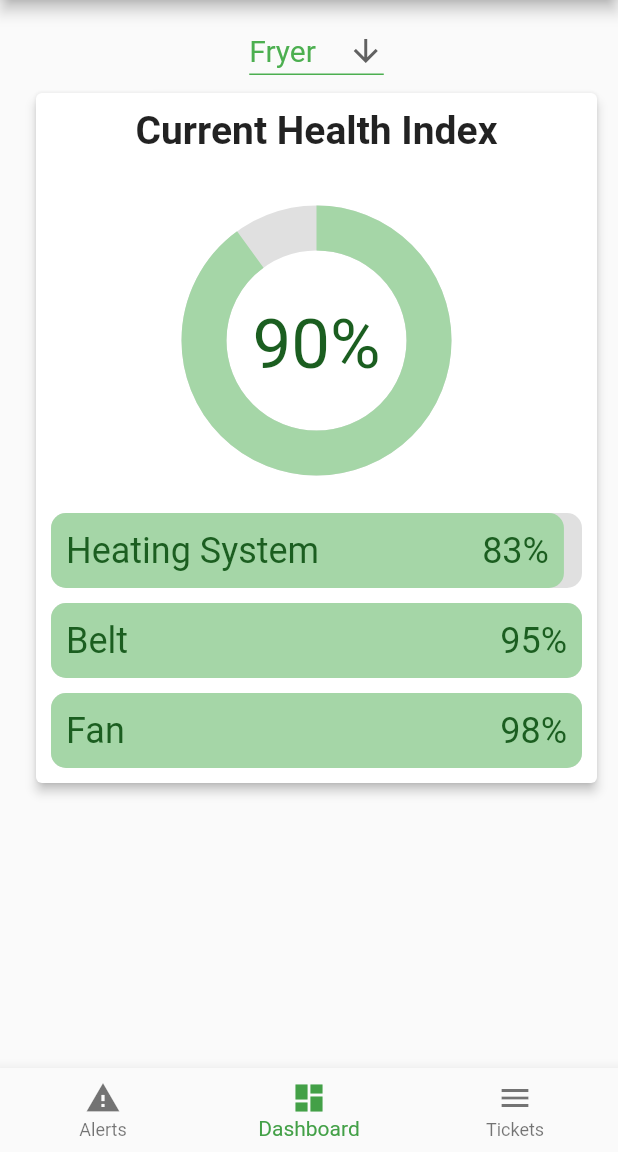
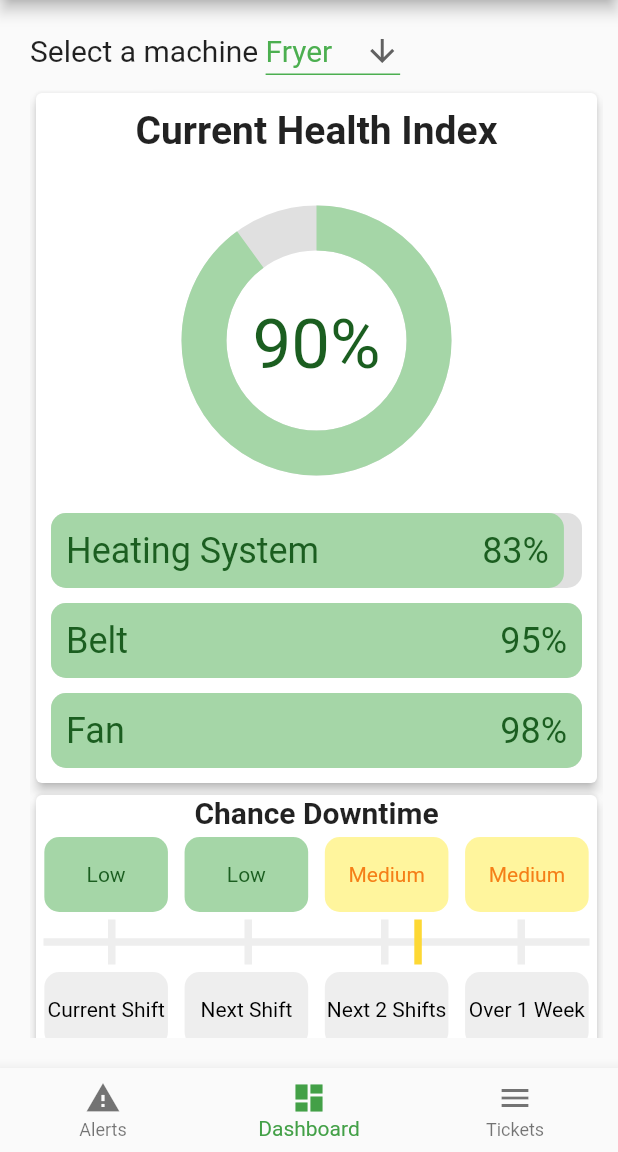
Before and after one commit to teruya-gustavo/flutter_caselet, a Flutter app: the screen it shows after launch, item 2 of the bottom bar chosen, on a phone screen of 412 x 824 dp, the part 84-1236 px from its top. Run offline on Flutter 3.47's test engine with Material 2 defaults, Android fonts, the light colour scheme and no system bars; our stand-ins replace flutter_slidable.

Commit message:
feat: ticket page

```diff
--- a/data/tickets_data.json
+++ b/data/tickets_data.json
@@ -1,22 +1,23 @@
-[{
+[
+  {
     "title": "Drive Sensor Alert",
     "id": 18973,
     "alert_id": 46538,
-    "picture": "dummy_data/images/machine_pic_1.jpg",
+    "picture": "data/images/machine_pic_1.jpg",
     "description": "Optical sensor lens getting fogged, schedule deep cleaning."
-},
-{
+  },
+  {
     "title": "Parts replacement",
     "id": 93661,
     "alert_id": 89362,
-    "picture": "dummy_data/images/machine_pic_2.jpg",
+    "picture": "data/images/machine_pic_2.jpg",
     "description": "Part #68B need replacement soon. Place order and schedule replacement."
-},
-{
+  },
+  {
     "title": "Salt replacement",
     "id": 28745,
     "alert_id": 85739,
-    "picture": "dummy_data/images/machine_pic_3.jpg",
+    "picture": "data/images/machine_pic_3.jpg",
     "description": "Cleaner salt below threshold, schedule refill and maintenance."
-}
+  }
 ]
--- a/lib/alert_card.dart
+++ b/lib/alert_card.dart
@@ -14,8 +14,9 @@ class AlertCard extends StatefulWidget {
 class AlertCardState extends State<AlertCard> {
   bool done = false;
 
+  AlertCardState();
+
   void doNothing(BuildContext context) {
-    //TODO: create ticket route and make this function navigate to it.
     throw UnimplementedError();
   }
 
--- a/lib/alerts_list.dart
+++ b/lib/alerts_list.dart
@@ -39,7 +39,11 @@ class AlertsListState extends State<AlertsList> {
   Widget build(BuildContext context) {
     return Column(
       children: [
-        ...alertData.map((alert) => AlertCard(alert)).toList(),
+        ...alertData
+            .map(
+              (alert) => AlertCard(alert),
+            )
+            .toList(),
       ],
     );
   }
--- /dev/null
+++ b/lib/change_downtime_card.dart
@@ -0,0 +1,57 @@
+import 'package:flutter/material.dart';
+import 'package:flutter_caselet/downtime_meter.dart';
+import 'package:flutter_caselet/labeled_box.dart';
+
+class ChanceDowntimeCard extends StatelessWidget {
+  final double chanceDowntime;
+  const ChanceDowntimeCard(this.chanceDowntime, {super.key});
+
+  @override
+  Widget build(BuildContext context) {
+    return Card(
+      elevation: 3,
+      child: Column(
+        mainAxisAlignment: MainAxisAlignment.center,
+        children: [
+          const Text(
+            "Chance Downtime",
+            style: TextStyle(
+              fontSize: 20,
+              fontWeight: FontWeight.bold,
+            ),
+          ),
+          Padding(
+            padding: const EdgeInsets.fromLTRB(0, 5, 0, 5),
+            child: Flex(
+              direction: Axis.horizontal,
+              mainAxisAlignment: MainAxisAlignment.spaceAround,
+              children: [
+                LabeledBox(Colors.green[200], Colors.green[900], "Low"),
+                LabeledBox(Colors.green[200], Colors.green[900], "Low"),
+                LabeledBox(Colors.yellow[200], Colors.yellow[900], "Medium"),
+                LabeledBox(Colors.yellow[200], Colors.yellow[900], "Medium"),
+              ],
+            ),
+          ),
+          Padding(
+            padding: const EdgeInsets.fromLTRB(5, 0, 5, 0),
+            child: DowntimeMeter(chanceDowntime),
+          ),
+          Padding(
+            padding: const EdgeInsets.fromLTRB(0, 5, 0, 5),
+            child: Flex(
+              direction: Axis.horizontal,
+              mainAxisAlignment: MainAxisAlignment.spaceAround,
+              children: [
+                LabeledBox(Colors.grey[200], Colors.black, "Current Shift"),
+                LabeledBox(Colors.grey[200], Colors.black, "Next Shift"),
+                LabeledBox(Colors.grey[200], Colors.black, "Next 2 Shifts"),
+                LabeledBox(Colors.grey[200], Colors.black, "Over 1 Week"),
+              ],
+            ),
+          )
+        ],
+      ),
+    );
+  }
+}
--- /dev/null
+++ b/lib/downtime_meter.dart
@@ -0,0 +1,42 @@
+import 'package:flutter/material.dart';
+import 'package:flutter_caselet/downtime_meter_gauge_placeholder.dart';
+
+class DowntimeMeter extends StatelessWidget {
+  final double chanceDowntime;
+
+  const DowntimeMeter(this.chanceDowntime, {super.key});
+
+  Color? getColor(value) {
+    if (value < 0.3) {
+      return Colors.green[400];
+    }
+
+    if (value >= 0.3 && value <= 0.6) {
+      return Colors.yellow[600];
+    }
+
+    return Colors.red[400];
+  }
+
+  @override
+  Widget build(BuildContext context) {
+    return Stack(children: [
+      const DowntimeMeterGaugePlaceholder(),
+      Row(
+        children: [
+          Container(
+              height: 30,
+              width: (MediaQuery.of(context).size.width * chanceDowntime),
+              decoration: const BoxDecoration(color: null)),
+          Container(
+            height: 30,
+            width: 5,
+            decoration: BoxDecoration(
+              color: getColor(chanceDowntime),
+            ),
+          ),
+        ],
+      ),
+    ]);
+  }
+}
--- /dev/null
+++ b/lib/downtime_meter_gauge_placeholder.dart
@@ -0,0 +1,40 @@
+import 'package:flutter/material.dart';
+
+class DowntimeMeterGaugePlaceholder extends StatelessWidget {
+  const DowntimeMeterGaugePlaceholder({super.key});
+
+  @override
+  Widget build(BuildContext context) {
+    return Stack(alignment: Alignment.center, children: [
+      Container(
+        height: 5,
+        decoration: BoxDecoration(color: Colors.grey[200]),
+      ),
+      SizedBox(
+        height: 30,
+        child: Flex(
+          direction: Axis.horizontal,
+          mainAxisAlignment: MainAxisAlignment.spaceAround,
+          children: [
+            Container(
+              width: 5,
+              decoration: BoxDecoration(color: Colors.grey[200]),
+            ),
+            Container(
+              width: 5,
+              decoration: BoxDecoration(color: Colors.grey[200]),
+            ),
+            Container(
+              width: 5,
+              decoration: BoxDecoration(color: Colors.grey[200]),
+            ),
+            Container(
+              width: 5,
+              decoration: BoxDecoration(color: Colors.grey[200]),
+            )
+          ],
+        ),
+      ),
+    ]);
+  }
+}
--- /dev/null
+++ b/lib/labeled_box.dart
@@ -0,0 +1,29 @@
+import 'package:flutter/material.dart';
+
+class LabeledBox extends StatelessWidget {
+  final Color? boxColor;
+  final Color? textColor;
+  final String label;
+
+  const LabeledBox(this.boxColor, this.textColor, this.label, {super.key});
+
+  @override
+  Widget build(BuildContext context) {
+    return Container(
+      alignment: Alignment.center,
+      height: 50,
+      decoration: BoxDecoration(
+        color: boxColor,
+        borderRadius: const BorderRadius.all(
+          Radius.circular(10),
+        ),
+      ),
+      width: MediaQuery.of(context).size.width / 100 * 20,
+      child: Text(
+        label,
+        textAlign: TextAlign.center,
+        style: TextStyle(color: textColor),
+      ),
+    );
+  }
+}
--- a/lib/main.dart
+++ b/lib/main.dart
@@ -3,8 +3,6 @@ import 'package:flutter_caselet/pages/alert_page.dart';
 import 'package:flutter_caselet/pages/dashboard_page.dart';
 import 'package:flutter_caselet/navigation_bar.dart' as lib;
 import 'package:flutter_caselet/pages/tickets_page.dart';
-
-import 'navigation_bar.dart';
 
 void main() {
   runApp(const MyApp());
@@ -43,14 +41,19 @@ class _MyHomePageState extends State<MyHomePage> {
     });
   }
 
-  List<Widget> pages = [
-    const AlertPage(),
-    const DashboardPage(),
-    const TicketsPage()
-  ];
+  void handleNavigateToTicketPage() {
+    setState(() {
+      selectedPageIndex = 2;
+    });
+  }
 
   @override
   Widget build(BuildContext context) {
+    List<Widget> pages = const [
+      AlertPage(),
+      DashboardPage(),
+      TicketsPage(),
+    ];
     return Scaffold(
       appBar: AppBar(
         title: Text(widget.title),
@@ -59,8 +62,11 @@ class _MyHomePageState extends State<MyHomePage> {
       body: Padding(
         padding: const EdgeInsets.fromLTRB(20, 10, 10, 20),
         child: Column(
-          mainAxisAlignment: MainAxisAlignment.spaceBetween,
-          children: <Widget>[pages[selectedPageIndex]],
+          children: [
+            Expanded(
+              child: pages[selectedPageIndex],
+            )
+          ],
         ),
       ),
       bottomNavigationBar: lib.NavigationBar(handlePageChange),
--- a/lib/models/Alert.dart
+++ b/lib/models/Alert.dart
@@ -1,7 +1,7 @@
 import 'package:flutter/material.dart';
 
-import '../utils/ColorMapper.dart';
-import '../utils/IconMapper.dart';
+import '../utils/color_mapper.dart';
+import '../utils/icon_mapper.dart';
 
 class Alert {
   final String title;
--- a/lib/navigation_bar.dart
+++ b/lib/navigation_bar.dart
@@ -1,5 +1,3 @@
-import 'dart:ui';
-
 import 'package:flutter/material.dart';
 
 class NavigationBar extends StatefulWidget {
--- a/lib/pages/dashboard_page.dart
+++ b/lib/pages/dashboard_page.dart
@@ -2,6 +2,7 @@ import 'dart:convert';
 
 import 'package:flutter/material.dart';
 import 'package:flutter/services.dart';
+import 'package:flutter_caselet/change_downtime_card.dart';
 import 'package:flutter_caselet/machine_summary_card.dart';
 import 'package:flutter_caselet/models/machine_summary.dart';
 
@@ -40,9 +41,9 @@ class DashboardPageState extends State<DashboardPage> {
     });
   }
 
-  void doNothing(String? machineName) {
-    var machineData =
-        dashboardData.firstWhere((element) => element.name == machineName);
+  void handleSelectedMachine(String? selectedMachineName) {
+    var machineData = dashboardData
+        .firstWhere((element) => element.name == selectedMachineName);
     setState(() {
       selectedMachineData = machineData;
     });
@@ -50,9 +51,20 @@ class DashboardPageState extends State<DashboardPage> {
 
   @override
   Widget build(BuildContext context) {
-    print(dashboardData);
-    return Column(
+    return SingleChildScrollView(
+      controller: ScrollController(),
+      scrollDirection: Axis.vertical,
+      child: Column(
         children: [
+          Row(
+            children: [
+              const Padding(
+                padding: EdgeInsets.fromLTRB(0, 0, 5, 0),
+                child: Text(
+                  "Select a machine",
+                  style: TextStyle(fontSize: 20),
+                ),
+              ),
               DropdownButton(
                 value: selectedMachineData?.name,
                 icon: const Icon(Icons.arrow_downward),
@@ -62,19 +74,27 @@ class DashboardPageState extends State<DashboardPage> {
                   height: 1,
                   color: Colors.green,
                 ),
-            items: dashboardData.map<DropdownMenuItem<String>>((x) {
+                items: dashboardData.map<DropdownMenuItem<String>>(
+                  (machineData) {
                     return DropdownMenuItem(
-                value: x.name,
+                      value: machineData.name,
                       child: Text(
-                  x.name,
+                        machineData.name,
                         style: const TextStyle(fontSize: 20),
                       ),
                     );
-            }).toList(),
-            onChanged: doNothing),
+                  },
+                ).toList(),
+                onChanged: handleSelectedMachine,
+              ),
+            ],
+          ),
           if (selectedMachineData != null)
-          MachineSummaryCard(selectedMachineData as MachineSummary),
+            MachineSummaryCard(selectedMachineData!),
+          if (selectedMachineData != null)
+            ChanceDowntimeCard(selectedMachineData!.downtimeChance),
         ],
+      ),
     );
   }
 }
--- a/lib/priority_info.dart
+++ b/lib/priority_info.dart
@@ -1,11 +1,13 @@
 import 'package:flutter/material.dart';
 
 class PriorityInfo extends StatelessWidget {
+  const PriorityInfo({super.key});
+
   @override
   Widget build(BuildContext context) {
-    return Row(
+    return const Row(
       mainAxisAlignment: MainAxisAlignment.spaceBetween,
-      children: const [
+      children: [
         Text(
           'Priority:',
           style: TextStyle(fontWeight: FontWeight.bold, fontSize: 20),
--- a/lib/utils/IconMapper.dart
+++ b/lib/utils/icon_mapper.dart
@@ -18,6 +18,6 @@ class IconMapper {
       return Icons.engineering;
     }
 
-    return Icons.abc;
+    return Icons.ac_unit;
   }
 }
--- a/pubspec.yaml
+++ b/pubspec.yaml
@@ -20,6 +20,7 @@ publish_to: 'none' # Remove this line if you wish to publish to pub.dev
 version: 1.0.0+1
 
 environment:
+  flutter: '3.10.2'
   sdk: '>=2.18.6 <3.0.0'
 
 # Dependencies specify other packages that your package needs in order to work.
@@ -64,6 +65,11 @@ flutter:
   assets:
     - data/alerts_data.json
     - data/dashboard_data.json
+    - data/tickets_data.json
+    - data/images/machine_pic_1.jpg
+    - data/images/machine_pic_2.jpg
+    - data/images/machine_pic_3.jpg
+
 
   # An image asset can refer to one or more resolution-specific "variants", see
   # https://flutter.dev/assets-and-images/#resolution-aware
```
Also changed, not shown: lib/models/ticket.dart (+9 -7 lines), lib/pages/alert_page.dart (+12 -10 lines), lib/pages/tickets_page.dart (+97 -8 lines), lib/ticket_form.dart (added, +32 -0 lines), lib/ticket_panel.dart (added, +51 -0 lines), lib/utils/color_mapper.dart (renamed from lib/utils/ColorMapper.dart), 1 other file. Lines whose indentation alone changed are shown as unchanged.
